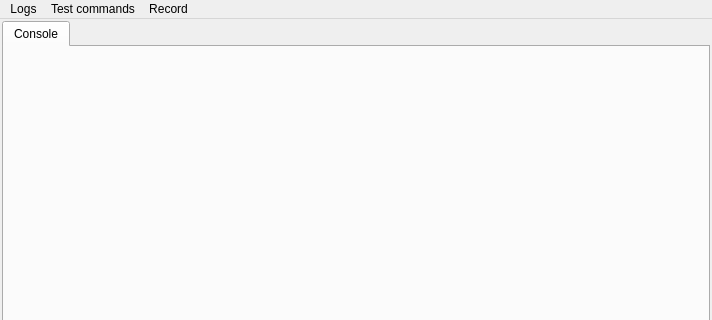
Old version of the form mainwindow.ui in the repository M25Racer/SBC_App; both pictures show x 0 to 712 and y 0 to 320 of the 712 by 719 pixel window.
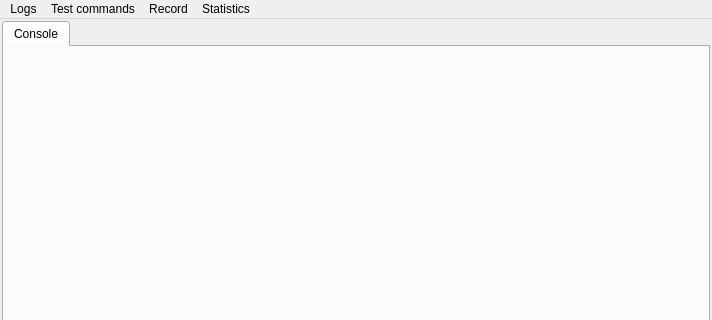
New version of the form.

Commit message:
Status bar statistics
Added QAM receive statistics to status bar

The edit to the form file:
```diff
--- a/mainwindow.ui
+++ b/mainwindow.ui
@@ -89,9 +89,16 @@
     </property>
     <addaction name="actionRecord_Sweep_to_file"/>
    </widget>
+   <widget class="QMenu" name="menuStatistics">
+    <property name="title">
+     <string>Statistics</string>
+    </property>
+    <addaction name="actionReset_statistics_in_status_bar"/>
+   </widget>
    <addaction name="menuLogs"/>
    <addaction name="menuTest"/>
    <addaction name="menuRecord"/>
+   <addaction name="menuStatistics"/>
   </widget>
   <widget class="QStatusBar" name="statusBar">
    <property name="enabled">
```
Left out of the diff: 10 changed lines with no effect on the pictures. The commit also changes 8 other files.
